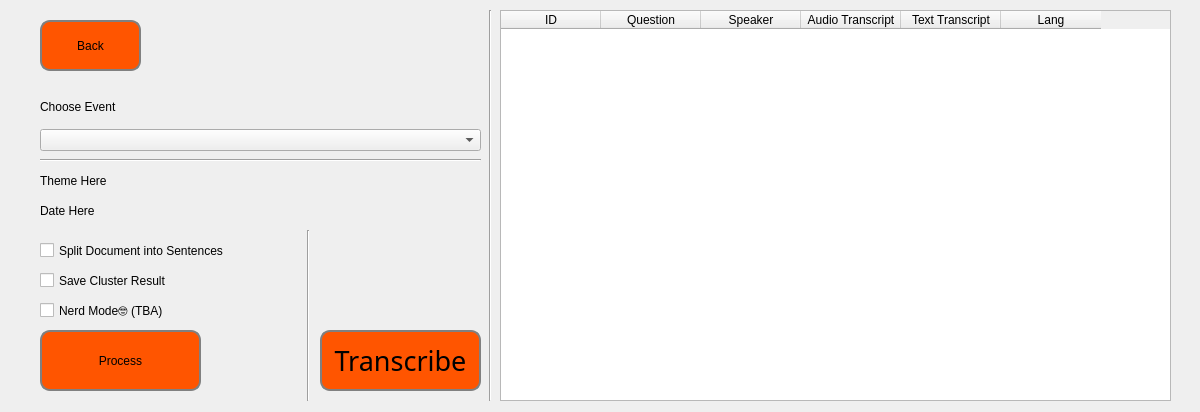
Old version of the form ui/ProcessWindow.ui in the repository peterYudhistira/audio-scribo-comperio.
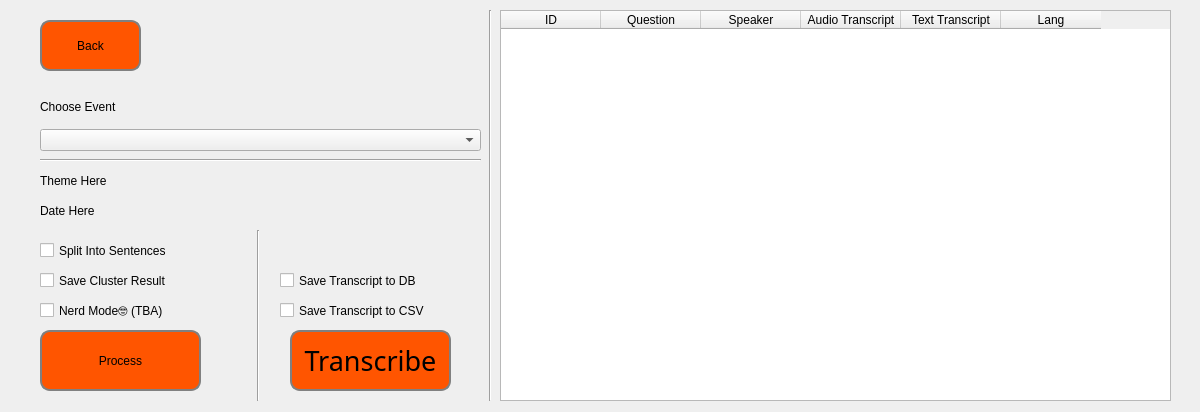
New version of the form.

Commit message: [18/05/2023][3] Minor changes to design and checkboxes in ProcessWindow.

Patch:
```diff
--- a/ui/ProcessWindow.ui
+++ b/ui/ProcessWindow.ui
@@ -199,7 +199,7 @@
   <widget class="Line" name="line_3">
    <property name="geometry">
     <rect>
-     <x>300</x>
+     <x>250</x>
      <y>230</y>
      <width>16</width>
      <height>171</height>
@@ -214,12 +214,12 @@
     <rect>
      <x>40</x>
      <y>240</y>
-     <width>261</width>
+     <width>181</width>
      <height>21</height>
     </rect>
    </property>
    <property name="text">
-    <string>Split Document into Sentences</string>
+    <string>Split Into Sentences</string>
    </property>
   </widget>
   <widget class="QCheckBox" name="check_saveResult">
@@ -227,7 +227,7 @@
     <rect>
      <x>40</x>
      <y>270</y>
-     <width>261</width>
+     <width>181</width>
      <height>21</height>
     </rect>
    </property>
@@ -240,7 +240,7 @@
     <rect>
      <x>40</x>
      <y>300</y>
-     <width>261</width>
+     <width>181</width>
      <height>21</height>
     </rect>
    </property>
@@ -251,7 +251,7 @@
   <widget class="QPushButton" name="button_transcribe_all">
    <property name="geometry">
     <rect>
-     <x>320</x>
+     <x>290</x>
      <y>330</y>
      <width>161</width>
      <height>61</height>
@@ -273,6 +273,32 @@
     <string>Transcribe</string>
    </property>
   </widget>
+  <widget class="QCheckBox" name="check_saveTranscriptToCSV">
+   <property name="geometry">
+    <rect>
+     <x>280</x>
+     <y>300</y>
+     <width>191</width>
+     <height>21</height>
+    </rect>
+   </property>
+   <property name="text">
+    <string>Save Transcript to CSV</string>
+   </property>
+  </widget>
+  <widget class="QCheckBox" name="check_saveTranscriptToDatabase">
+   <property name="geometry">
+    <rect>
+     <x>280</x>
+     <y>270</y>
+     <width>191</width>
+     <height>21</height>
+    </rect>
+   </property>
+   <property name="text">
+    <string>Save Transcript to DB</string>
+   </property>
+  </widget>
  </widget>
  <resources/>
  <connections/>
```
Left out of the diff: 6 changed lines with no effect on the pictures. The commit also changes 3 other files.
